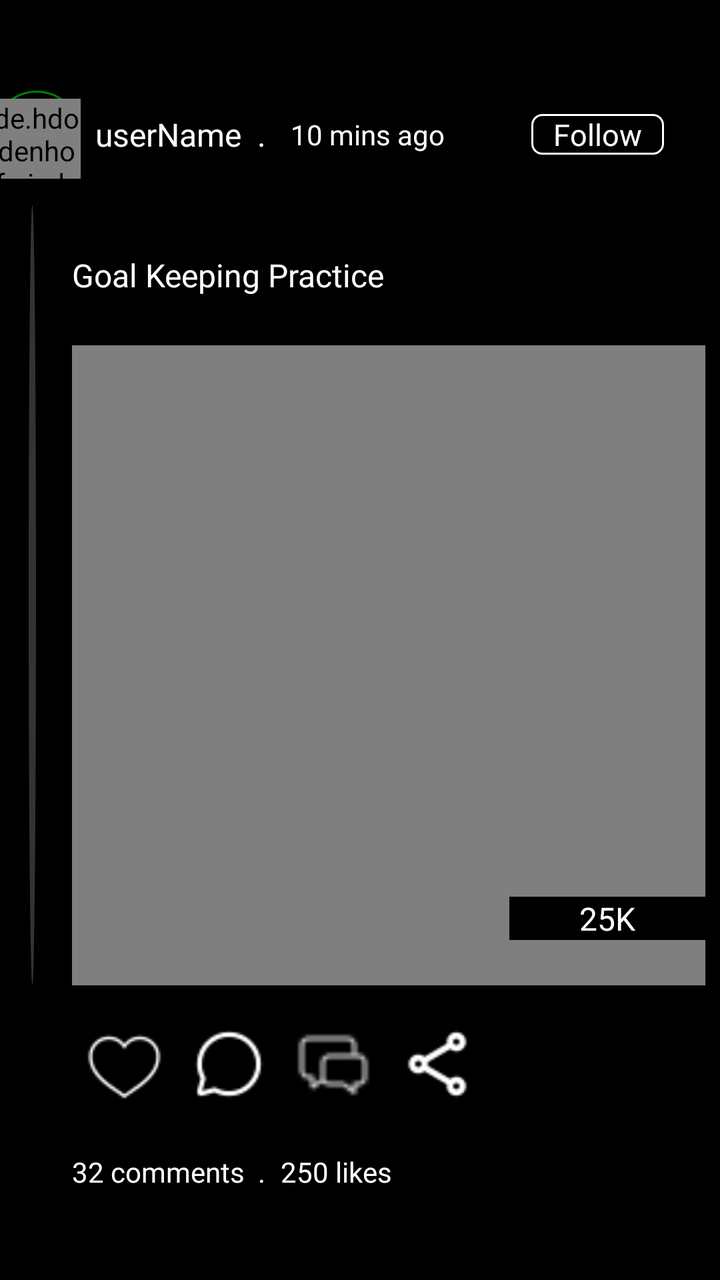
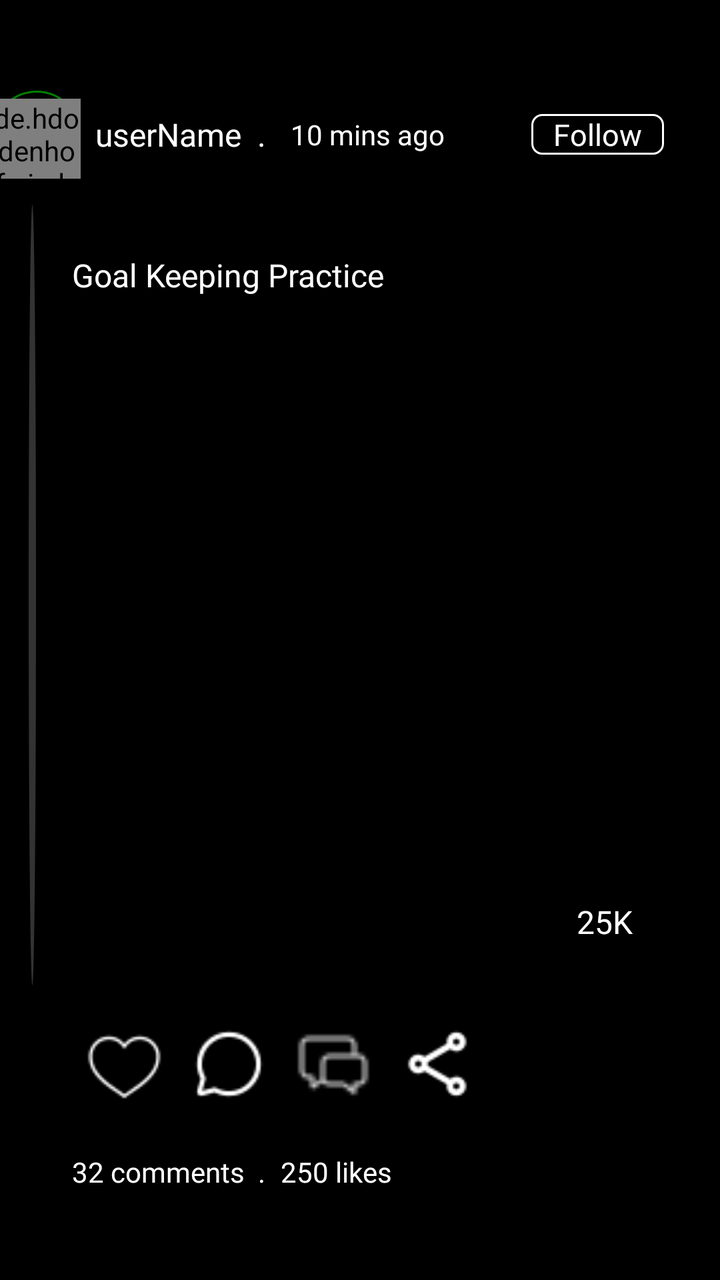

Two renders of the same Android screen: before a commit and after it. Below are the layout's source before the change and the commit's diff.
<!-- AndroidManifest.xml: application theme Theme.Pruvve -->
<!-- res/layout/item_feed_videos.xml -->
<?xml version="1.0" encoding="utf-8"?>
<androidx.constraintlayout.widget.ConstraintLayout xmlns:android="http://schemas.android.com/apk/res/android"
    xmlns:app="http://schemas.android.com/apk/res-auto"
    xmlns:tools="http://schemas.android.com/tools"
    android:id="@+id/clFeedVideos"
    android:layout_width="match_parent"
    android:layout_height="400dp"
    android:background="@color/black"
    tools:context=".MorePage">

    <LinearLayout
        android:id="@+id/llFeedsPosts"
        android:layout_width="44dp"
        android:layout_height="44dp"
        app:layout_constraintBottom_toTopOf="@+id/guideline111"
        app:layout_constraintEnd_toStartOf="@+id/guideline116"
        app:layout_constraintStart_toStartOf="parent"
        app:layout_constraintTop_toTopOf="@+id/guideline118"
        android:background="@drawable/custom_circle2">
        <de.hdodenhof.circleimageview.CircleImageView
            android:id="@+id/imvFeedsProfilePicture"
            android:layout_width="match_parent"
            android:layout_height="match_parent"
            android:layout_marginTop="4dp"
            tools:ignore="ContentDescription" />
    </LinearLayout>

    <View
        android:id="@+id/view"
        android:layout_width="0dp"
        android:layout_height="0dp"
        android:background="@drawable/profile_line"
        app:layout_constraintBottom_toTopOf="@+id/guideline114"
        app:layout_constraintEnd_toStartOf="@+id/guideline122"
        app:layout_constraintStart_toStartOf="@+id/guideline117"
        app:layout_constraintTop_toTopOf="@+id/guideline111" />

    <View
        android:id="@+id/view2"
        android:layout_width="0dp"
        android:layout_height="0dp"
        android:background="@color/white"
        app:layout_constraintBottom_toBottomOf="parent"
        app:layout_constraintEnd_toEndOf="parent"
        app:layout_constraintStart_toStartOf="parent"
        app:layout_constraintTop_toTopOf="@+id/guideline324" />

    <TextView
        android:id="@+id/tvProfileName"
        android:layout_width="0dp"
        android:layout_height="wrap_content"
        android:fontFamily="@font/my_poppins"
        android:gravity="center_vertical"
        android:text="\tuserName  ."
        android:layout_marginStart="5dp"
        android:textColor="@color/white"
        android:textSize="16sp"
        app:layout_constraintBottom_toTopOf="@+id/guideline111"
        app:layout_constraintEnd_toStartOf="@+id/guideline120"
        app:layout_constraintStart_toStartOf="@+id/guideline116"
        app:layout_constraintTop_toTopOf="@+id/guideline118"
        tools:ignore="HardcodedText" />

    <TextView
        android:id="@+id/tvTimestamp"
        android:layout_width="0dp"
        android:layout_height="wrap_content"
        android:layout_marginStart="5dp"
        android:fontFamily="@font/my_poppins"
        android:gravity="center_vertical"
        android:text="10 mins ago"
        android:textColor="@color/white"
        android:textSize="14sp"
        app:layout_constraintBottom_toTopOf="@+id/guideline111"
        app:layout_constraintEnd_toStartOf="@+id/guideline121"
        app:layout_constraintStart_toEndOf="@+id/tvProfileName"
        app:layout_constraintTop_toTopOf="@+id/guideline118"
        tools:ignore="HardcodedText" />

    <TextView
        android:id="@+id/tvFollowButton"
        android:layout_width="wrap_content"
        android:layout_height="wrap_content"
        android:background="@drawable/sign_in_viewbackgrounds"
        android:fontFamily="@font/my_poppins"
        android:gravity="center"
        android:text="   Follow   "
        android:textColor="@color/white"
        android:textSize="15sp"
        app:layout_constraintBottom_toTopOf="@+id/guideline111"
        app:layout_constraintEnd_toStartOf="@+id/guideline119"
        app:layout_constraintStart_toStartOf="@+id/guideline121"
        app:layout_constraintTop_toTopOf="@+id/guideline118"
        tools:ignore="HardcodedText" />

    <TextView
        android:id="@+id/tvTitle"
        android:layout_width="0dp"
        android:layout_height="wrap_content"
        android:fontFamily="@font/poppins_bold"
        android:gravity="center_vertical"
        android:text="Goal Keeping Practice"
        android:textColor="@color/white"
        android:textSize="16sp"
        app:layout_constraintBottom_toTopOf="@+id/guideline112"
        app:layout_constraintEnd_toEndOf="parent"
        app:layout_constraintStart_toStartOf="@+id/guideline116"
        app:layout_constraintTop_toTopOf="@+id/guideline111"
        tools:ignore="HardcodedText" />

    <androidx.constraintlayout.widget.ConstraintLayout
        android:id="@+id/clMainFeeds"
        android:layout_width="0dp"
        android:layout_height="0dp"
        app:layout_constraintBottom_toTopOf="@+id/guideline114"
        app:layout_constraintEnd_toStartOf="@+id/guideline119"
        app:layout_constraintStart_toStartOf="@+id/guideline116"
        app:layout_constraintTop_toTopOf="@+id/guideline112">

        <ImageView
            android:id="@+id/imvFeeds"
            android:layout_width="match_parent"
            android:layout_height="match_parent"
            android:scaleType="centerCrop"
            android:background="@drawable/dialogue_background3"
            app:layout_constraintBottom_toBottomOf="parent"
            app:layout_constraintEnd_toEndOf="parent"
            app:layout_constraintStart_toStartOf="parent"
            app:layout_constraintTop_toTopOf="parent"
            tools:ignore="ContentDescription" />

        <VideoView
            android:id="@+id/vvFeeds"
            android:layout_width="match_parent"
            android:layout_height="match_parent"
            android:scaleType="centerCrop"
            android:background="@drawable/dialogue_background3"
            app:layout_constraintBottom_toBottomOf="parent"
            app:layout_constraintEnd_toEndOf="parent"
            app:layout_constraintStart_toStartOf="parent"
            app:layout_constraintTop_toTopOf="parent" />

        <TextView
            android:id="@+id/tvViews"
            android:layout_width="0dp"
            android:layout_height="wrap_content"
            android:background="@color/black"
            android:fontFamily="@font/poppins_bold"
            android:gravity="center"
            android:text="25K"
            android:textAlignment="center"
            android:textColor="@color/white"
            android:textSize="16sp"

            app:layout_constraintBottom_toBottomOf="parent"
            app:layout_constraintEnd_toEndOf="parent"
            app:layout_constraintStart_toStartOf="@+id/guideline168"
            app:layout_constraintTop_toTopOf="@+id/guideline170"
            tools:ignore="HardcodedText" />

        <androidx.constraintlayout.widget.Guideline
            android:id="@+id/guideline168"
            android:layout_width="wrap_content"
            android:layout_height="wrap_content"
            android:orientation="vertical"
            app:layout_constraintGuide_percent="0.69" />

        <androidx.constraintlayout.widget.Guideline
            android:id="@+id/guideline170"
            android:layout_width="wrap_content"
            android:layout_height="wrap_content"
            android:orientation="horizontal"
            app:layout_constraintGuide_percent="0.79" />

    </androidx.constraintlayout.widget.ConstraintLayout>

    <LinearLayout
        android:id="@+id/linearLayout2"
        android:layout_width="0dp"
        android:layout_height="0dp"
        android:layout_marginTop="8dp"
        android:orientation="horizontal"
        app:layout_constraintBottom_toTopOf="@+id/guideline115"
        app:layout_constraintEnd_toStartOf="@+id/guideline121"
        app:layout_constraintStart_toStartOf="@+id/guideline116"
        app:layout_constraintTop_toTopOf="@+id/guideline114">

        <ImageView
            android:id="@+id/ivLikeButton"
            android:layout_width="match_parent"
            android:layout_height="match_parent"
            android:layout_margin="7dp"
            android:layout_weight="1"
            android:src="@drawable/like_heart"
            android:contentDescription="this is for the like action"
            tools:ignore="HardcodedText"/>

        <ImageView
            android:id="@+id/ivCommentButton"
            android:layout_width="match_parent"
            android:layout_height="match_parent"
            android:layout_margin="7dp"
            android:layout_weight="1"
            android:src="@drawable/comment"
            android:contentDescription="this is for the comment action"
            tools:ignore="HardcodedText"/>

        <ImageView
            android:id="@+id/ivChatButton"
            android:layout_width="match_parent"
            android:layout_height="match_parent"
            android:layout_marginStart="5dp"
            android:layout_marginTop="4dp"
            android:layout_marginEnd="5dp"
            android:layout_marginBottom="5dp"
            android:layout_weight="1"
            android:src="@drawable/chat"
            android:contentDescription="this is for the chat action"
            tools:ignore="HardcodedText" />

        <ImageView
            android:id="@+id/ivShareButton"
            android:layout_width="match_parent"
            android:layout_height="match_parent"
            android:layout_margin="7dp"
            android:layout_weight="1"
            android:src="@drawable/share"
            android:contentDescription="this is for the share action"
            tools:ignore="HardcodedText"/>
    </LinearLayout>

    <TextView
        android:id="@+id/tvComments"
        android:layout_width="0dp"
        android:layout_height="wrap_content"
        android:fontFamily="@font/my_poppins"
        android:gravity="center_vertical"
        android:text="32 comments  . "
        android:textColor="@color/white"
        android:textSize="14sp"
        app:layout_constraintBottom_toTopOf="@+id/guideline123"
        app:layout_constraintEnd_toStartOf="@+id/guideline120"
        app:layout_constraintStart_toStartOf="@+id/guideline116"
        app:layout_constraintTop_toTopOf="@+id/guideline115"
        tools:ignore="HardcodedText" />

    <TextView
        android:id="@+id/tvLikes"
        android:layout_width="0dp"
        android:layout_height="wrap_content"
        android:fontFamily="@font/my_poppins"
        android:gravity="center_vertical"
        android:text="250 likes"
        android:textColor="@color/white"
        android:textSize="14sp"
        app:layout_constraintBottom_toTopOf="@+id/guideline123"
        app:layout_constraintEnd_toStartOf="@+id/guideline121"
        app:layout_constraintStart_toStartOf="@+id/guideline120"
        app:layout_constraintTop_toTopOf="@+id/guideline115"
        tools:ignore="HardcodedText" />

    <androidx.constraintlayout.widget.ConstraintLayout
        android:id="@+id/clCommentsAndLikes"
        android:layout_width="match_parent"
        android:layout_height="0dp"
        android:background="@color/darker_gray"
        app:layout_constraintBottom_toBottomOf="parent"
        app:layout_constraintEnd_toEndOf="parent"
        app:layout_constraintStart_toStartOf="parent"
        app:layout_constraintTop_toTopOf="@+id/guideline324">

        <TextView
            android:id="@+id/tvLikeItems"
            android:layout_width="0dp"
            android:layout_height="0dp"
            android:background="@drawable/dialogue_background4"
            android:fontFamily="@font/my_exo"
            android:gravity="center"
            android:text="likes"
            android:textColor="@color/white"
            android:textSize="17sp"
            app:layout_constraintBottom_toTopOf="@+id/guideline240"
            app:layout_constraintEnd_toStartOf="@+id/guideline239"
            app:layout_constraintStart_toStartOf="@+id/guideline315"
            app:layout_constraintTop_toTopOf="parent"
            tools:ignore="HardcodedText" />

        <TextView
            android:id="@+id/tvMyComments"
            android:layout_width="0dp"
            android:layout_height="0dp"
            android:background="@drawable/dialogue_background3"
            android:fontFamily="@font/my_exo"
            android:gravity="center"
            android:text="comments"
            android:textColor="@color/white"
            android:textSize="17sp"
            app:layout_constraintBottom_toTopOf="@+id/guideline240"
            app:layout_constraintEnd_toStartOf="@+id/guideline315"
            app:layout_constraintStart_toStartOf="parent"
            app:layout_constraintTop_toTopOf="parent"
            tools:ignore="HardcodedText" />

        <androidx.cardview.widget.CardView
            android:id="@+id/cvCommentBar"
            android:layout_width="0dp"
            android:layout_height="0dp"
            android:background="@drawable/profile_line"
            app:layout_constraintBottom_toTopOf="@+id/guideline233"
            app:layout_constraintEnd_toStartOf="@+id/guideline235"
            app:layout_constraintStart_toStartOf="@+id/guideline236"
            app:layout_constraintTop_toTopOf="@+id/guideline232">

            <View
                android:layout_width="match_parent"
                android:layout_height="match_parent" />
        </androidx.cardview.widget.CardView>

        <androidx.recyclerview.widget.RecyclerView
            android:id="@+id/rvCommentsAndLikes"
            android:layout_width="0dp"
            android:layout_height="0dp"
            android:background="@color/mid_dark_gray"
            app:layout_constraintBottom_toBottomOf="parent"
            app:layout_constraintEnd_toEndOf="parent"
            app:layout_constraintStart_toStartOf="parent"
            app:layout_constraintTop_toTopOf="@+id/guideline233" />

        <LinearLayout
            android:layout_width="0dp"
            android:layout_height="0dp"
            android:layout_margin="10dp"
            android:orientation="horizontal"
            android:background="@drawable/search_background2"
            app:layout_constraintBottom_toBottomOf="parent"
            app:layout_constraintEnd_toEndOf="parent"
            app:layout_constraintStart_toStartOf="parent"
            app:layout_constraintTop_toTopOf="@+id/guideline124">

            <EditText
                android:id="@+id/etCommentText"
                android:layout_width="match_parent"
                android:layout_height="match_parent"
                android:layout_weight="1"
                android:layout_marginStart="8dp"
                android:layout_marginEnd="2dp"
                android:inputType="textMultiLine"
                android:autofillHints="none"
                android:hint="Write a comment"
                android:textSize="16sp"
                android:fontFamily="@font/my_exo"
                android:textColor="@color/white"
                android:textColorHint="@color/gray"
                tools:ignore="HardcodedText" />

            <ImageView
                android:id="@+id/imvCommentSend"
                android:layout_width="match_parent"
                android:layout_height="match_parent"
                android:layout_weight="8"
                android:layout_margin="10dp"
                android:src="@drawable/send_icon"
                tools:ignore="ContentDescription" />
        </LinearLayout>

        <ImageView
            android:id="@+id/imvExitCommentSection"
            android:layout_width="wrap_content"
            android:layout_height="wrap_content"
            android:layout_margin="15dp"
            android:src="@drawable/exit_icon"
            app:layout_constraintEnd_toEndOf="parent"
            app:layout_constraintTop_toTopOf="parent"
            tools:ignore="ContentDescription" />

        <androidx.constraintlayout.widget.Guideline
            android:id="@+id/guideline232"
            android:layout_width="wrap_content"
            android:layout_height="wrap_content"
            android:orientation="horizontal"
            app:layout_constraintGuide_percent="0.08" />

        <androidx.constraintlayout.widget.Guideline
            android:id="@+id/guideline233"
            android:layout_width="wrap_content"
            android:layout_height="wrap_content"
            android:orientation="horizontal"
            app:layout_constraintGuide_percent="0.087" />

        <androidx.constraintlayout.widget.Guideline
            android:id="@+id/guideline235"
            android:layout_width="wrap_content"
            android:layout_height="wrap_content"
            android:orientation="vertical"
            app:layout_constraintGuide_percent="0.8" />

        <androidx.constraintlayout.widget.Guideline
            android:id="@+id/guideline236"
            android:layout_width="wrap_content"
            android:layout_height="wrap_content"
            android:orientation="vertical"
            app:layout_constraintGuide_percent="0.2" />

        <androidx.constraintlayout.widget.Guideline
            android:id="@+id/guideline239"
            android:layout_width="wrap_content"
            android:layout_height="wrap_content"
            android:orientation="vertical"
            app:layout_constraintGuide_percent="0.6" />

        <androidx.constraintlayout.widget.Guideline
            android:id="@+id/guideline240"
            android:layout_width="wrap_content"
            android:layout_height="wrap_content"
            android:orientation="horizontal"
            app:layout_constraintGuide_percent="0.1" />

        <androidx.constraintlayout.widget.Guideline
            android:id="@+id/guideline315"
            android:layout_width="wrap_content"
            android:layout_height="wrap_content"
            android:orientation="vertical"
            app:layout_constraintGuide_percent="0.3" />

        <androidx.constraintlayout.widget.Guideline
            android:id="@+id/guideline124"
            android:layout_width="wrap_content"
            android:layout_height="wrap_content"
            android:orientation="horizontal"
            app:layout_constraintGuide_percent="0.89" />

    </androidx.constraintlayout.widget.ConstraintLayout>

    <androidx.constraintlayout.widget.Guideline
        android:id="@+id/guideline111"
        android:layout_width="wrap_content"
        android:layout_height="wrap_content"
        android:orientation="horizontal"
        app:layout_constraintGuide_percent="0.16" />

    <androidx.constraintlayout.widget.Guideline
        android:id="@+id/guideline112"
        android:layout_width="wrap_content"
        android:layout_height="wrap_content"
        android:orientation="horizontal"
        app:layout_constraintGuide_percent="0.27" />

    <androidx.constraintlayout.widget.Guideline
        android:id="@+id/guideline113"
        android:layout_width="wrap_content"
        android:layout_height="wrap_content"
        android:orientation="horizontal"
        app:layout_constraintGuide_percent="0.67" />

    <androidx.constraintlayout.widget.Guideline
        android:id="@+id/guideline114"
        android:layout_width="wrap_content"
        android:layout_height="wrap_content"
        android:orientation="horizontal"
        app:layout_constraintGuide_percent="0.77" />

    <androidx.constraintlayout.widget.Guideline
        android:id="@+id/guideline115"
        android:layout_width="wrap_content"
        android:layout_height="wrap_content"
        android:orientation="horizontal"
        app:layout_constraintGuide_percent="0.88" />

    <androidx.constraintlayout.widget.Guideline
        android:id="@+id/guideline116"
        android:layout_width="wrap_content"
        android:layout_height="wrap_content"
        android:orientation="vertical"
        app:layout_constraintGuide_percent="0.10" />

    <androidx.constraintlayout.widget.Guideline
        android:id="@+id/guideline117"
        android:layout_width="wrap_content"
        android:layout_height="wrap_content"
        android:orientation="vertical"
        app:layout_constraintGuide_percent="0.04" />

    <androidx.constraintlayout.widget.Guideline
        android:id="@+id/guideline119"
        android:layout_width="wrap_content"
        android:layout_height="wrap_content"
        android:orientation="vertical"
        app:layout_constraintGuide_percent="0.98" />

    <androidx.constraintlayout.widget.Guideline
        android:id="@+id/guideline120"
        android:layout_width="wrap_content"
        android:layout_height="wrap_content"
        android:orientation="vertical"
        app:layout_constraintGuide_percent="0.39" />

    <androidx.constraintlayout.widget.Guideline
        android:id="@+id/guideline121"
        android:layout_width="wrap_content"
        android:layout_height="wrap_content"
        android:orientation="vertical"
        app:layout_constraintGuide_percent="0.68" />

    <androidx.constraintlayout.widget.Guideline
        android:id="@+id/guideline122"
        android:layout_width="wrap_content"
        android:layout_height="wrap_content"
        android:orientation="vertical"
        app:layout_constraintGuide_percent="0.05" />

    <androidx.constraintlayout.widget.Guideline
        android:id="@+id/guideline118"
        android:layout_width="wrap_content"
        android:layout_height="wrap_content"
        android:orientation="horizontal"
        app:layout_constraintGuide_percent="0.05" />

    <androidx.constraintlayout.widget.Guideline
        android:id="@+id/guideline123"
        android:layout_width="wrap_content"
        android:layout_height="wrap_content"
        android:orientation="horizontal"
        app:layout_constraintGuide_percent="0.95" />

    <androidx.constraintlayout.widget.Guideline
        android:id="@+id/guideline324"
        android:layout_width="wrap_content"
        android:layout_height="wrap_content"
        android:orientation="horizontal"
        app:layout_constraintGuide_percent="0.999999999999" />

</androidx.constraintlayout.widget.ConstraintLayout>
<!-- resources referenced by this layout -->
<resources>
  <color name="black">#FF000000</color>
  <color name="darker_gray">#111111</color>
  <color name="gray">#808080</color>
  <color name="mid_dark_gray">#222222</color>
  <color name="white">#FFFFFFFF</color>
  <!-- drawable chat: png bitmap (drawable, 570 bytes) -->
  <!-- drawable comment: png bitmap (drawable, 641 bytes) -->
  <!-- drawable custom_circle2 (drawable) -->
  <?xml version="1.0" encoding="utf-8"?>
  <shape xmlns:android="http://schemas.android.com/apk/res/android"
      android:shape="oval">
      <stroke android:color="@color/green"
          android:width="1dp"/>
  </shape>
  <!-- drawable dialogue_background3 (drawable) -->
  <?xml version="1.0" encoding="utf-8"?>
  <shape
      xmlns:android="http://schemas.android.com/apk/res/android"
      android:shape="rectangle">
      <solid
          android:color="@color/dark_gray"/>
      <corners
          android:radius="10dp"/>
  </shape>
  <!-- drawable dialogue_background4 (drawable) -->
  <?xml version="1.0" encoding="utf-8"?>
  <shape
      xmlns:android="http://schemas.android.com/apk/res/android"
      android:shape="rectangle">
      <solid
          android:color="@color/mid_dark_gray"/>
      <corners
          android:radius="10dp"/>
  </shape>
  <!-- drawable exit_icon: png bitmap (drawable, 312 bytes) -->
  <!-- drawable like_heart: png bitmap (drawable, 663 bytes) -->
  <!-- drawable profile_line (drawable) -->
  <?xml version="1.0" encoding="utf-8"?>
  <shape xmlns:android="http://schemas.android.com/apk/res/android"
      android:shape="oval">
      <solid android:color="@color/dark_gray"/>
  </shape>
  <!-- drawable search_background2 (drawable) -->
  <?xml version="1.0" encoding="utf-8"?>
  <shape xmlns:android="http://schemas.android.com/apk/res/android"
      android:shape="rectangle">
      <corners android:radius="5dp"/>
      <solid android:color="@color/black"/>
      <stroke android:width="2dp"
          android:color="@color/gray"/>
  
  </shape>
  <!-- drawable send_icon: png bitmap (drawable, 459 bytes) -->
  <!-- drawable share: png bitmap (drawable, 523 bytes) -->
  <!-- drawable sign_in_viewbackgrounds (drawable) -->
  <?xml version="1.0" encoding="utf-8"?>
  <shape
      xmlns:android="http://schemas.android.com/apk/res/android"
      android:shape="rectangle">
      <solid android:color="@color/black"/>
      <corners
          android:radius="5dp"/>
      <stroke
          android:width="1dp"
          android:color="@color/white"/>
  </shape>
  <style name="Theme.Pruvve" parent="Theme.AppCompat.DayNight.DarkActionBar" />
  <color name="green">#008000</color>
  <color name="dark_gray">#333333</color>
</resources>

<!-- the commit's change to res/layout/item_feed_videos.xml (unified diff, before → after) -->
@@ -108,8 +108,7 @@
         app:layout_constraintTop_toTopOf="@+id/guideline111"
         tools:ignore="HardcodedText" />
 
-    <androidx.constraintlayout.widget.ConstraintLayout
-        android:id="@+id/clMainFeeds"
+    <FrameLayout
         android:layout_width="0dp"
         android:layout_height="0dp"
         app:layout_constraintBottom_toTopOf="@+id/guideline114"
@@ -121,58 +120,39 @@
             android:id="@+id/imvFeeds"
             android:layout_width="match_parent"
             android:layout_height="match_parent"
+            android:background="@drawable/dialogue_background3"
             android:scaleType="centerCrop"
+            tools:ignore="ContentDescription"
+            android:visibility="gone"/>
+
+        <com.google.android.exoplayer2.ui.PlayerView
+            android:id="@+id/epFeeds"
+            android:layout_width="match_parent"
+            android:layout_height="match_parent"
             android:background="@drawable/dialogue_background3"
-            app:layout_constraintBottom_toBottomOf="parent"
-            app:layout_constraintEnd_toEndOf="parent"
-            app:layout_constraintStart_toStartOf="parent"
-            app:layout_constraintTop_toTopOf="parent"
-            tools:ignore="ContentDescription" />
-
-        <VideoView
-            android:id="@+id/vvFeeds"
-            android:layout_width="match_parent"
-            android:layout_height="match_parent"
             android:scaleType="centerCrop"
-            android:background="@drawable/dialogue_background3"
-            app:layout_constraintBottom_toBottomOf="parent"
-            app:layout_constraintEnd_toEndOf="parent"
-            app:layout_constraintStart_toStartOf="parent"
-            app:layout_constraintTop_toTopOf="parent" />
-
-        <TextView
-            android:id="@+id/tvViews"
-            android:layout_width="0dp"
-            android:layout_height="wrap_content"
-            android:background="@color/black"
-            android:fontFamily="@font/poppins_bold"
-            android:gravity="center"
-            android:text="25K"
-            android:textAlignment="center"
-            android:textColor="@color/white"
-            android:textSize="16sp"
-
-            app:layout_constraintBottom_toBottomOf="parent"
-            app:layout_constraintEnd_toEndOf="parent"
-            app:layout_constraintStart_toStartOf="@+id/guideline168"
-            app:layout_constraintTop_toTopOf="@+id/guideline170"
-            tools:ignore="HardcodedText" />
-
-        <androidx.constraintlayout.widget.Guideline
-            android:id="@+id/guideline168"
-            android:layout_width="wrap_content"
-            android:layout_height="wrap_content"
-            android:orientation="vertical"
-            app:layout_constraintGuide_percent="0.69" />
-
-        <androidx.constraintlayout.widget.Guideline
-            android:id="@+id/guideline170"
-            android:layout_width="wrap_content"
-            android:layout_height="wrap_content"
-            android:orientation="horizontal"
-            app:layout_constraintGuide_percent="0.79" />
-
-    </androidx.constraintlayout.widget.ConstraintLayout>
+            app:resize_mode="fill"
+            app:use_controller="false"
+            android:visibility="gone"/>
+    </FrameLayout>
+
+    <TextView
+        android:id="@+id/tvViews"
+        android:layout_width="0dp"
+        android:layout_margin="3dp"
+        android:layout_height="wrap_content"
+        android:background="@color/black"
+        android:fontFamily="@font/poppins_bold"
+        android:gravity="center"
+        android:text="25K"
+        android:textAlignment="center"
+        android:textColor="@color/white"
+        android:textSize="16sp"
+        app:layout_constraintBottom_toTopOf="@+id/guideline114"
+        app:layout_constraintEnd_toEndOf="parent"
+        app:layout_constraintStart_toStartOf="@+id/guideline121"
+        app:layout_constraintTop_toTopOf="@+id/guideline113"
+        tools:ignore="HardcodedText" />
 
     <LinearLayout
         android:id="@+id/linearLayout2"
@@ -191,9 +171,10 @@
             android:layout_height="match_parent"
             android:layout_margin="7dp"
             android:layout_weight="1"
+            android:contentDescription="this is for the like action"
             android:src="@drawable/like_heart"
-            android:contentDescription="this is for the like action"
-            tools:ignore="HardcodedText"/>
+            android:visibility="visible"
+            tools:ignore="HardcodedText" />
 
         <ImageView
             android:id="@+id/ivCommentButton"
@@ -307,7 +288,7 @@
             android:layout_height="0dp"
             android:background="@drawable/profile_line"
             app:layout_constraintBottom_toTopOf="@+id/guideline233"
-            app:layout_constraintEnd_toStartOf="@+id/guideline235"
+            app:layout_constraintEnd_toEndOf="parent"
             app:layout_constraintStart_toStartOf="@+id/guideline236"
             app:layout_constraintTop_toTopOf="@+id/guideline232">
 
@@ -527,6 +508,6 @@
         android:layout_width="wrap_content"
         android:layout_height="wrap_content"
         android:orientation="horizontal"
-        app:layout_constraintGuide_percent="0.999999999999" />
+        app:layout_constraintGuide_percent="1" />
 
 </androidx.constraintlayout.widget.ConstraintLayout>
